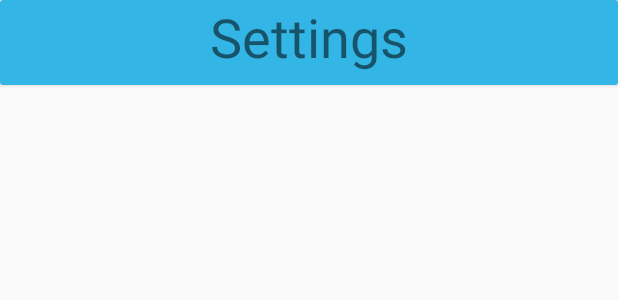
After one commit to SVDouble/android-practice-18-app, an Android app: the layout activity_game_settings.xml on its own in the app's theme, with its tools: preview values and no code run, on a phone screen of 412 x 824 dp. The commit adds this screen. Shown: the top 300 px of the screen. Run offline under Robolectric (Android 15) with nearby library versions, the phone set to English and light mode, and no system bars.

Commit message:
Create settings view

```diff
--- a/app/src/main/AndroidManifest.xml
+++ b/app/src/main/AndroidManifest.xml
@@ -17,6 +17,7 @@
                 <category android:name="android.intent.category.LAUNCHER" />
             </intent-filter>
         </activity>
+        <activity android:name=".GameSettingsActivity"></activity>
     </application>
 
 </manifest>
--- a/app/src/main/java/com/svdouble/gamestorm/MainActivity.kt
+++ b/app/src/main/java/com/svdouble/gamestorm/MainActivity.kt
@@ -1,5 +1,6 @@
 package com.svdouble.gamestorm
 
+import android.content.Intent
 import android.os.Bundle
 import android.support.v7.app.AppCompatActivity
 import android.util.Log
@@ -12,7 +13,8 @@ class MainActivity : AppCompatActivity() {
         super.onCreate(savedInstanceState)
         setContentView(R.layout.activity_main)
 
-        Log.d(DEBUG_LOG_KEY, prefs.testStringProperty)
+        Log.d(DEBUG_LOG_KEY, "Starting GameSettingsActivity")
+        startActivity(Intent(this, GameSettingsActivity::class.java))
     }
 
 }
--- /dev/null
+++ b/app/src/main/res/layout/activity_game_settings.xml
@@ -0,0 +1,34 @@
+<?xml version="1.0" encoding="utf-8"?>
+<RelativeLayout xmlns:android="http://schemas.android.com/apk/res/android"
+    xmlns:app="http://schemas.android.com/apk/res-auto"
+    xmlns:tools="http://schemas.android.com/tools"
+    android:layout_width="match_parent"
+    android:layout_height="match_parent"
+    tools:context=".GameSettingsActivity">
+
+    <android.support.v7.widget.CardView
+        android:id="@+id/title"
+        android:layout_width="match_parent"
+        android:layout_height="wrap_content"
+        app:cardCornerRadius="2dp"
+        app:cardElevation="2dp">
+
+        <TextView
+            android:layout_width="match_parent"
+            android:layout_height="wrap_content"
+            android:textAlignment="center"
+            android:gravity="center"
+            android:background="@android:color/holo_blue_light"
+            android:textSize="36sp"
+            android:paddingBottom="8dp"
+            android:text="@string/settings_title"/>
+
+    </android.support.v7.widget.CardView>
+
+    <android.support.v7.widget.RecyclerView
+        android:id="@+id/recyclerView"
+        android:layout_width="match_parent"
+        android:layout_height="match_parent"
+        android:layout_below="@id/title"/>
+
+</RelativeLayout>
--- a/app/src/main/res/values/strings.xml
+++ b/app/src/main/res/values/strings.xml
@@ -1,3 +1,4 @@
 <resources>
     <string name="app_name">Gamestorm</string>
+    <string name="settings_title">Settings</string>
 </resources>
```
Also changed, not shown: app/build.gradle (+7 -1 lines), app/src/main/java/com/svdouble/gamestorm/GameSettingsActivity.kt (added, +99 -0 lines), app/src/main/res/layout/recycler_header.xml (added, +38 -0 lines), app/src/main/res/layout/recycler_item.xml (added, +22 -0 lines).
